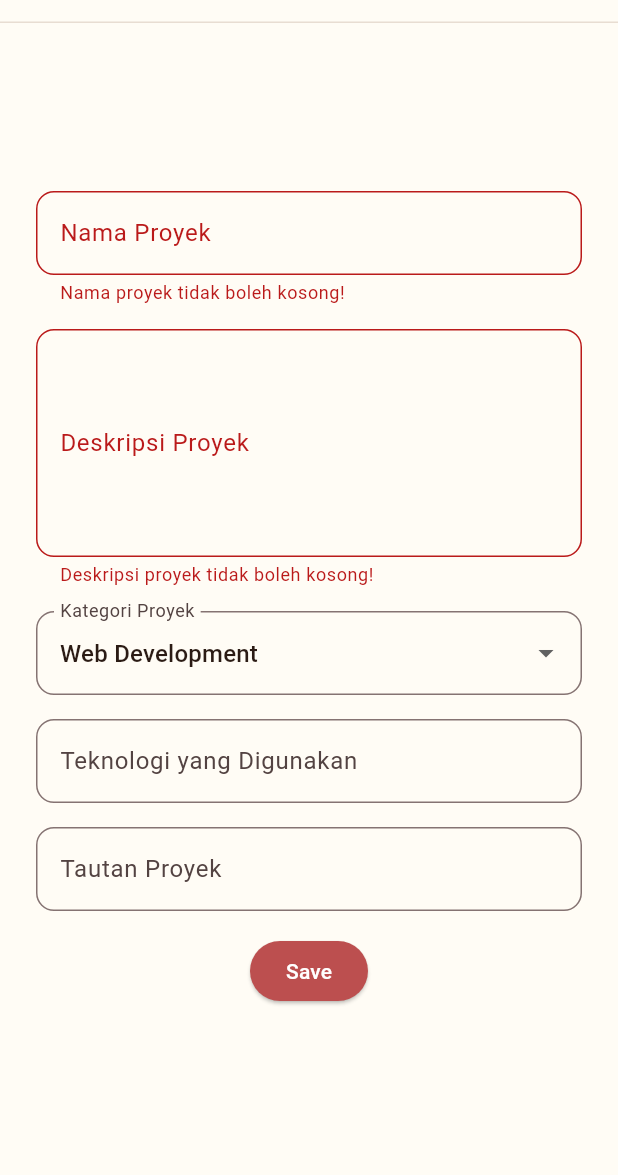
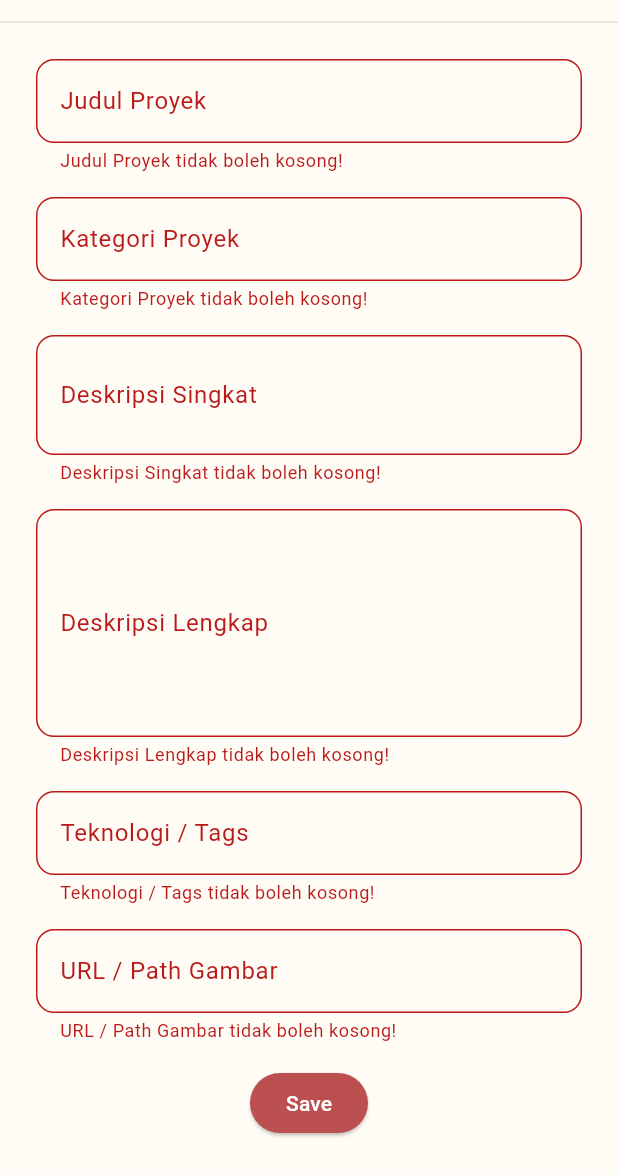
Before and after one commit to PedroTrev-09/myportofolio_mobile, a Flutter app: the ProjectFormPage screen opened directly, after a tap on "Save", on a phone screen of 412 x 824 dp, the part 61-1236 px from its top. Run offline on Flutter 3.47's test engine with Material 3 defaults, Android fonts, the phone set to English and light mode, and no system bars; our stand-ins replace material_ui; generated files the repository leaves out were written again.

Commit message:
tutorial-10: Refactor app providers and connect guarded project browsing and creation

```diff
--- a/lib/main.dart
+++ b/lib/main.dart
@@ -1,22 +1,52 @@
 import 'package:material_ui/material_ui.dart';
 import 'package:myportofolio_mobile/screens/menu.dart';
+import 'package:myportofolio_mobile/services/api_client.dart';
+import 'package:myportofolio_mobile/services/auth_state.dart';
 import 'package:myportofolio_mobile/theme.dart';
+import 'package:provider/provider.dart';
 
-void main() {
-  runApp(const MyApp());
+void main() => runApp(const MyApp());
+
+class PortfolioAppScope extends StatelessWidget {
+  const PortfolioAppScope({
+    required this.child,
+    this.apiClient,
+    this.initialToken,
+    super.key,
+  });
+  final Widget child;
+  final ApiClient? apiClient;
+  final String? initialToken;
+
+  @override
+  Widget build(BuildContext context) => MultiProvider(
+    providers: [
+      Provider<ApiClient>(
+        create: (_) => apiClient ?? ApiClient(),
+        dispose: (_, client) => client.close(),
+      ),
+      ChangeNotifierProvider(
+        create: (context) =>
+            AuthState(context.read<ApiClient>(), initialToken: initialToken),
+      ),
+    ],
+    child: child,
+  );
 }
 
 class MyApp extends StatelessWidget {
-  const MyApp({super.key});
+  const MyApp({this.apiClient, super.key});
+  final ApiClient? apiClient;
 
   @override
-  Widget build(BuildContext context) {
-    return MaterialApp(
+  Widget build(BuildContext context) => PortfolioAppScope(
+    apiClient: apiClient,
+    child: MaterialApp(
       title: 'MyPortfolio • Haikal Rafka',
       debugShowCheckedModeBanner: false,
       theme: buildPortfolioTheme(Brightness.light),
       darkTheme: buildPortfolioTheme(Brightness.dark),
       home: const MyHomePage(),
-    );
-  }
+    ),
+  );
 }
--- a/lib/screens/project_form.dart
+++ b/lib/screens/project_form.dart
@@ -1,52 +1,107 @@
 import 'package:material_ui/material_ui.dart';
+import 'package:myportofolio_mobile/models/project.dart';
+import 'package:myportofolio_mobile/services/api_client.dart';
+import 'package:myportofolio_mobile/services/auth_state.dart';
+import 'package:myportofolio_mobile/widgets/auth_guard.dart';
 import 'package:myportofolio_mobile/widgets/left_drawer.dart';
+import 'package:provider/provider.dart';
 
 class ProjectFormPage extends StatefulWidget {
   const ProjectFormPage({super.key});
-
   @override
   State<ProjectFormPage> createState() => _ProjectFormPageState();
 }
 
 class _ProjectFormPageState extends State<ProjectFormPage> {
   final _formKey = GlobalKey<FormState>();
-  String _projectName = '';
-  String _description = '';
-  String _category = 'Web Development';
-  String _technologies = '';
-  String _projectLink = '';
-  static const _categories = [
-    'Web Development',
-    'Mobile Development',
-    'Machine Learning',
-    'Data Science',
-    'Other',
-  ];
+  final Map<String, String> _values = {};
+  bool _isSubmitting = false;
 
-  InputDecoration _decoration(String label, {String? hint}) {
-    return InputDecoration(
-      labelText: label,
-      hintText: hint ?? label,
-      border: OutlineInputBorder(borderRadius: BorderRadius.circular(12)),
-    );
+  String? _validate(
+    String? value,
+    String label, {
+    int? limit,
+    bool image = false,
+  }) {
+    final text = (value ?? '').trim();
+    if (text.replaceAll(RegExp(r'<[^>]*>'), '').trim().isEmpty) {
+      return '$label tidak boleh kosong!';
+    }
+    if (limit != null && text.runes.length > limit) {
+      return '$label maksimal $limit karakter!';
+    }
+    if (image) {
+      final uri = Uri.tryParse(text);
+      final relative = text.startsWith('/') && !text.startsWith('//');
+      if (uri == null ||
+          text.contains(RegExp(r'[\s\\]')) ||
+          (!relative &&
+              (!(uri.scheme == 'http' || uri.scheme == 'https') ||
+                  uri.host.isEmpty))) {
+        return 'Gunakan URL HTTP(S) atau path aset yang diawali /.';
+      }
+    }
+    return null;
   }
 
-  void _showProject() {
-    if (!_formKey.currentState!.validate()) return;
-    showDialog<void>(
+  Widget _field(
+    String name,
+    String label, {
+    int? limit,
+    int lines = 1,
+    bool image = false,
+  }) => Padding(
+    padding: const EdgeInsets.only(bottom: 16),
+    child: TextFormField(
+      key: ValueKey(name),
+      maxLines: lines,
+      keyboardType: image
+          ? TextInputType.url
+          : (lines > 1 ? TextInputType.multiline : TextInputType.text),
+      decoration: InputDecoration(
+        labelText: label,
+        border: OutlineInputBorder(borderRadius: BorderRadius.circular(12)),
+      ),
+      validator: (value) => _validate(value, label, limit: limit, image: image),
+      onSaved: (value) => _values[name] = value!.trim(),
+    ),
+  );
+
+  Future<void> _submit() async {
+    if (_isSubmitting || !_formKey.currentState!.validate()) return;
+    _formKey.currentState!.save();
+    if (!await ensureLoggedIn(context) || !mounted) return;
+    setState(() => _isSubmitting = true);
+    try {
+      final token = context.read<AuthState>().token!;
+      final created = await context.read<ApiClient>().createProject(
+        Project(
+          title: _values['title']!,
+          category: _values['category']!,
+          shortDescription: _values['short_description']!,
+          fullDescription: _values['full_description']!,
+          tags: _values['tags']!,
+          imageUrl: _values['image_url']!,
+        ),
+        token: token,
+      );
+      if (!mounted) return;
+      setState(() => _isSubmitting = false);
+      await showDialog<void>(
         context: context,
         builder: (dialogContext) => AlertDialog(
-        title: const Text('Proyek berhasil ditambahkan!'),
+          title: const Text('Proyek berhasil disimpan!'),
           content: SingleChildScrollView(
             child: Column(
               mainAxisSize: MainAxisSize.min,
               crossAxisAlignment: CrossAxisAlignment.start,
               children: [
-              Text('Nama Proyek: $_projectName'),
-              Text('Deskripsi: $_description'),
-              Text('Kategori: $_category'),
-              Text('Teknologi: $_technologies'),
-              Text('Tautan: $_projectLink'),
+                Text('Judul: ${created.title}'),
+                Text('Kategori: ${created.category}'),
+                Text('Deskripsi singkat: ${created.shortDescription}'),
+                Text('Deskripsi lengkap: ${created.fullDescription}'),
+                Text('Teknologi: ${created.tags}'),
+                Text('Gambar: ${created.imageUrl}'),
               ],
             ),
           ),
@@ -55,24 +110,41 @@ class _ProjectFormPageState extends State<ProjectFormPage> {
               onPressed: () {
                 Navigator.pop(dialogContext);
                 _formKey.currentState!.reset();
-              setState(() {
-                _projectName = '';
-                _description = '';
-                _category = _categories.first;
-                _technologies = '';
-                _projectLink = '';
-              });
+                _values.clear();
               },
               child: const Text('OK'),
             ),
           ],
         ),
       );
+    } on ApiException catch (error) {
+      if (!mounted) return;
+      if (error.statusCode == 401) {
+        await context.read<AuthState>().logout();
+        if (!mounted) return;
+        setState(() => _isSubmitting = false);
+        final loggedIn = await ensureLoggedIn(context);
+        if (!mounted) return;
+        ScaffoldMessenger.of(context).showSnackBar(
+          SnackBar(
+            content: Text(
+              loggedIn
+                  ? 'Login ulang berhasil. Tekan Save untuk mengirim kembali.'
+                  : error.userMessage,
+            ),
+          ),
+        );
+      } else {
+        ScaffoldMessenger.of(context)
+            .showSnackBar(SnackBar(content: Text(error.userMessage)));
+      }
+    } finally {
+      if (mounted) setState(() => _isSubmitting = false);
+    }
   }
 
   @override
-  Widget build(BuildContext context) {
-    return Scaffold(
+  Widget build(BuildContext context) => Scaffold(
     appBar: AppBar(title: const Text('Add Project Form')),
     drawer: const LeftDrawer(),
     body: SafeArea(
@@ -82,102 +154,38 @@ class _ProjectFormPageState extends State<ProjectFormPage> {
           child: Form(
             key: _formKey,
             child: SingleChildScrollView(
-                padding: const EdgeInsets.all(16),
+              padding: const EdgeInsets.all(24),
               child: Column(
-                  crossAxisAlignment: CrossAxisAlignment.start,
+                crossAxisAlignment: CrossAxisAlignment.stretch,
                 children: [
-                    Padding(
-                      padding: const EdgeInsets.all(8),
-                      child: TextFormField(
-                        key: const ValueKey('projectName'),
-                        decoration: _decoration('Nama Proyek'),
-                        onChanged: (value) =>
-                            setState(() => _projectName = value),
-                        validator: (value) {
-                          if (value == null || value.trim().isEmpty) {
-                            return 'Nama proyek tidak boleh kosong!';
-                          }
-                          return null;
-                        },
-                      ),
-                    ),
-                    Padding(
-                      padding: const EdgeInsets.all(8),
-                      child: TextFormField(
-                        key: const ValueKey('description'),
-                        maxLines: 5,
-                        decoration: _decoration('Deskripsi Proyek'),
-                        onChanged: (value) =>
-                            setState(() => _description = value),
-                        validator: (value) {
-                          if (value == null || value.trim().isEmpty) {
-                            return 'Deskripsi proyek tidak boleh kosong!';
-                          }
-                          return null;
-                        },
-                      ),
-                    ),
-                    Padding(
-                      padding: const EdgeInsets.all(8),
-                      child: DropdownButtonFormField<String>(
-                        key: const ValueKey('category'),
-                        decoration: _decoration('Kategori Proyek'),
-                        initialValue: _categories.first,
-                        isExpanded: true,
-                        items: _categories
-                            .map(
-                              (category) => DropdownMenuItem(
-                                value: category,
-                                child: Text(category),
-                              ),
-                            )
-                            .toList(),
-                        onChanged: (value) {
-                          if (value != null) setState(() => _category = value);
-                        },
-                      ),
-                    ),
-                    Padding(
-                      padding: const EdgeInsets.all(8),
-                      child: TextFormField(
-                        key: const ValueKey('technologies'),
-                        decoration: _decoration(
-                          'Teknologi yang Digunakan',
-                          hint: 'Contoh: Flutter, Django, Figma',
-                        ),
-                        onChanged: (value) =>
-                            setState(() => _technologies = value),
-                      ),
-                    ),
-                    Padding(
-                      padding: const EdgeInsets.all(8),
-                      child: TextFormField(
-                        key: const ValueKey('projectLink'),
-                        decoration: _decoration(
-                          'Tautan Proyek',
-                          hint: 'URL Proyek (opsional)',
-                        ),
-                        keyboardType: TextInputType.url,
-                        onChanged: (value) =>
-                            setState(() => _projectLink = value),
-                      ),
+                  _field('title', 'Judul Proyek', limit: 255),
+                  _field('category', 'Kategori Proyek', limit: 50),
+                  _field('short_description', 'Deskripsi Singkat', lines: 2),
+                  _field('full_description', 'Deskripsi Lengkap', lines: 5),
+                  _field('tags', 'Teknologi / Tags', limit: 255),
+                  _field(
+                    'image_url',
+                    'URL / Path Gambar',
+                    limit: 255,
+                    image: true,
                   ),
                   Align(
-                      alignment: Alignment.bottomCenter,
-                      child: Padding(
-                        padding: const EdgeInsets.all(8),
+                    alignment: Alignment.center,
                     child: ElevatedButton(
                       style: ElevatedButton.styleFrom(
-                            backgroundColor: Theme.of(context)
-                                .colorScheme
-                                .primary,
+                        backgroundColor: Theme.of(context).colorScheme.primary,
                         foregroundColor: Theme.of(context)
                             .colorScheme
                             .onPrimary,
                       ),
-                          onPressed: _showProject,
-                          child: const Text('Save'),
-                        ),
+                      onPressed: _isSubmitting ? null : _submit,
+                      child: _isSubmitting
+                          ? const SizedBox(
+                              height: 20,
+                              width: 20,
+                              child: CircularProgressIndicator(strokeWidth: 2),
+                            )
+                          : const Text('Save'),
                     ),
                   ),
                 ],
@@ -189,4 +197,3 @@ class _ProjectFormPageState extends State<ProjectFormPage> {
     ),
   );
 }
-}
--- a/lib/services/api_client.dart
+++ b/lib/services/api_client.dart
@@ -84,8 +84,9 @@ class ApiClient {
         body: jsonEncode(project.toJson()),
       ),
     );
-    if (response.statusCode != 201)
+    if (response.statusCode != 201) {
       throw ApiException(response.statusCode, 'Expected 201 Created');
+    }
     try {
       return Project.fromJson(_decode(response) as Map<String, dynamic>);
     } on TypeError {
--- a/lib/widgets/left_drawer.dart
+++ b/lib/widgets/left_drawer.dart
@@ -1,4 +1,9 @@
 import 'package:material_ui/material_ui.dart';
+import 'package:provider/provider.dart';
+import 'package:myportofolio_mobile/widgets/auth_guard.dart';
+import 'package:myportofolio_mobile/services/auth_state.dart';
+import 'package:myportofolio_mobile/screens/login_screen.dart';
+import 'package:myportofolio_mobile/screens/project_list_screen.dart';
 import 'package:myportofolio_mobile/screens/menu.dart';
 import 'package:myportofolio_mobile/screens/project_form.dart';
 import 'package:myportofolio_mobile/screens/experience_form.dart';
@@ -8,6 +13,7 @@ class LeftDrawer extends StatelessWidget {
 
   @override
   Widget build(BuildContext context) {
+    final isLoggedIn = context.watch<AuthState>().isLoggedIn;
     final colors = Theme.of(context).colorScheme;
     return Drawer(
       child: ListView(
@@ -50,7 +56,8 @@ class LeftDrawer extends StatelessWidget {
           ListTile(
             leading: const Icon(Icons.add_circle_outline),
             title: const Text('Add Project'),
-            onTap: () {
+            onTap: () async {
+              if (!await ensureLoggedIn(context) || !context.mounted) return;
               Navigator.pop(context);
               Navigator.pushReplacement(
                 context,
@@ -73,6 +80,39 @@ class LeftDrawer extends StatelessWidget {
               );
             },
           ),
+          ListTile(
+            leading: const Icon(Icons.folder_outlined),
+            title: const Text('Daftar Proyek'),
+            onTap: () {
+              Navigator.pop(context);
+              Navigator.pushReplacement(
+                context,
+                MaterialPageRoute(builder: (_) => const ProjectListScreen()),
+              );
+            },
+          ),
+          ListTile(
+            leading: Icon(isLoggedIn ? Icons.logout : Icons.login),
+            title: Text(isLoggedIn ? 'Logout' : 'Login'),
+            onTap: () async {
+              final auth = context.read<AuthState>();
+              final messenger = ScaffoldMessenger.of(context);
+              Navigator.pop(context);
+              if (isLoggedIn) {
+                await auth.logout();
+                if (messenger.mounted) {
+                  messenger.showSnackBar(
+                    const SnackBar(content: Text('Kamu telah logout.')),
+                  );
+                }
+              } else {
+                Navigator.push(
+                  context,
+                  MaterialPageRoute(builder: (_) => const LoginScreen()),
+                );
+              }
+            },
+          ),
         ],
       ),
     );
```
Also changed, not shown: lib/screens/login_screen.dart (added, +104 -0 lines), lib/screens/project_detail_screen.dart (added, +46 -0 lines), lib/screens/project_list_screen.dart (added, +118 -0 lines), lib/widgets/auth_guard.dart (added, +13 -0 lines), lib/widgets/project_card.dart (+21 -1 lines), 4 other files. Lines whose indentation alone changed are shown as unchanged.
